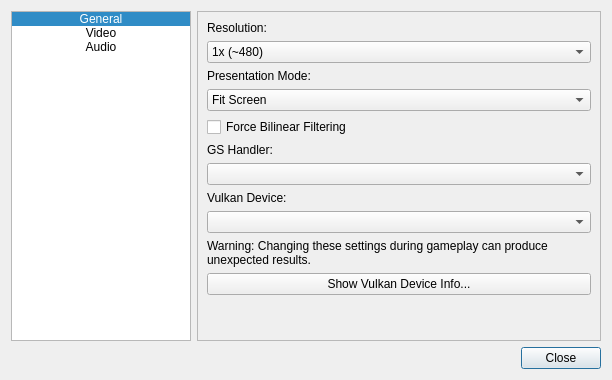
The window that Source/ui_qt/Qt_ui/settingsdialog.ui (jpd002/Play-) describes before a commit, drawn with Qt 5.
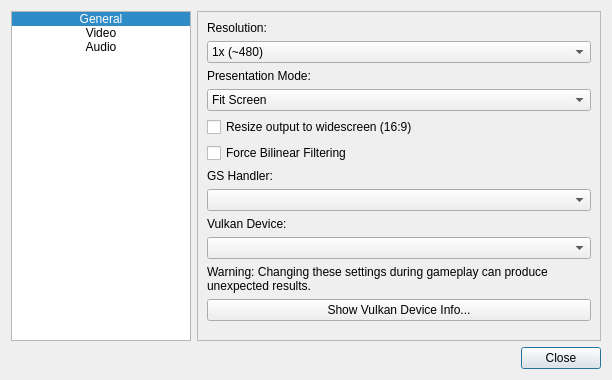
The same window after the commit. Icons and pictures are not drawn.

Commit message: Add widescreen mode.

```diff
--- a/Source/ui_qt/Qt_ui/settingsdialog.ui
+++ b/Source/ui_qt/Qt_ui/settingsdialog.ui
@@ -270,6 +270,13 @@
          </item>
         </widget>
        </item>
+       <item>
+        <widget class="QCheckBox" name="checkBox_widescreenOutput">
+         <property name="text">
+          <string>Resize output to widescreen (16:9)</string>
+         </property>
+        </widget>
+       </item>
        <item>
         <widget class="QCheckBox" name="checkBox_force_bilinear_filtering">
          <property name="text">
```
The commit also changes 6 other files.
